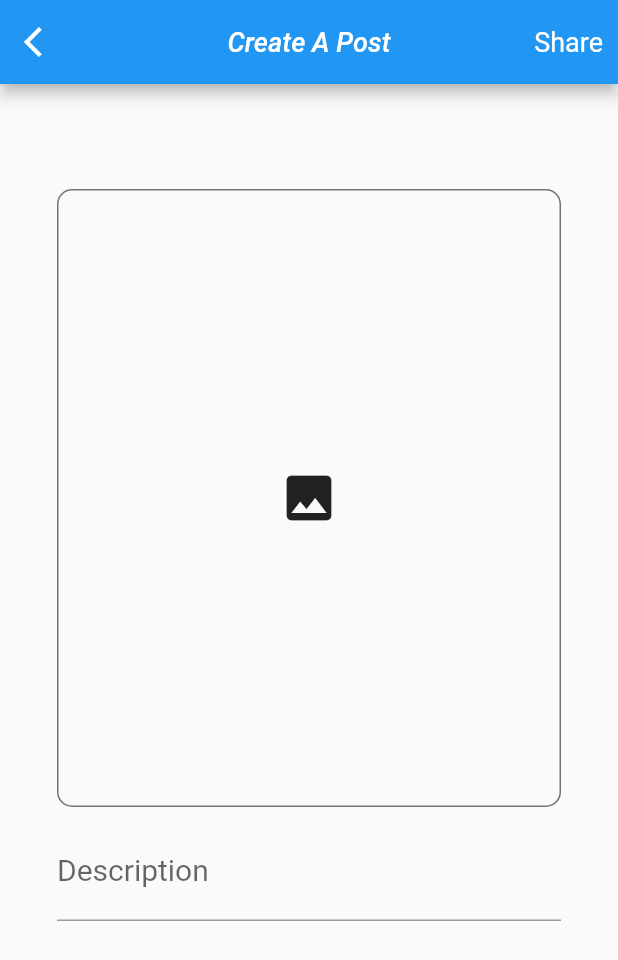
After one commit to Tushar-OP/The_Food_Story, a Flutter app: the Home screen opened directly, after a tap on the "add" icon, on a phone screen of 412 x 824 dp. The commit adds this screen. Shown: the top 960 px of the screen. Run offline on Flutter 3.47's test engine with Material 2 defaults, Android fonts, the phone set to English and light mode, and no system bars; our stand-ins replace cloud_firestore, firebase_auth, firebase_storage, google_fonts, image_cropper, image_picker and 3 more; accounts and stored records are empty.

Commit message:
- Can now create post - Made changes to postTile, removed unnecessary data passing - account Info updated, now takes real time data e.g no. of posts, followers, following - added description in postTile

```diff
--- a/lib/screens/account_info.dart
+++ b/lib/screens/account_info.dart
@@ -3,8 +3,6 @@ import 'package:flutter/cupertino.dart';
 import 'package:flutter/material.dart';
 import 'package:provider/provider.dart';
 import 'package:thefoodstory/api/api.dart';
-
-//import 'package:thefoodstory/components/post_tile.dart';
 import 'package:thefoodstory/notifiers/auth_notifier.dart';
 import 'package:thefoodstory/notifiers/post_notifier.dart';
 import 'package:thefoodstory/screens/detail.dart';
@@ -26,7 +24,7 @@ class _AccountInfoState extends State<AccountInfo> {
 
     PostNotifier postNotifier =
         Provider.of<PostNotifier>(context, listen: false);
-    getOwnPosts(postNotifier);
+    getOwnPosts(postNotifier, authNotifier);
     super.initState();
   }
 
@@ -35,9 +33,23 @@ class _AccountInfoState extends State<AccountInfo> {
     AuthNotifier authNotifier =
     Provider.of<AuthNotifier>(context, listen: false);
 
+    final int followersCount = (authNotifier.userDetails.followers == null)
+        ? 0
+        : authNotifier.userDetails.followers.length;
+
+    final int followingCount = (authNotifier.userDetails.following == null)
+        ? 0
+        : authNotifier.userDetails.following.length;
+
+    final int postsCount = (authNotifier.userDetails.posts == null)
+        ? 0
+        : authNotifier.userDetails.posts.length;
+
     PostNotifier postNotifier = Provider.of<PostNotifier>(context);
 
-    Size size = MediaQuery.of(context).size;
+    Size size = MediaQuery
+        .of(context)
+        .size;
 
     return WillPopScope(
       onWillPop: () async {
@@ -76,6 +88,7 @@ class _AccountInfoState extends State<AccountInfo> {
                 mainAxisAlignment: MainAxisAlignment.spaceAround,
                 children: <Widget>[
                   CircleAvatar(
+                    backgroundColor: Colors.transparent,
                     radius: 35.0,
                     child: ClipOval(
                       child: (authNotifier.user.photoUrl != null)
@@ -104,7 +117,7 @@ class _AccountInfoState extends State<AccountInfo> {
                             Column(
                               children: <Widget>[
                                 Text(
-                                  '2349',
+                                  '$postsCount',
                                   style: TextStyle(
                                     fontSize: 16,
                                     fontWeight: FontWeight.w700,
@@ -116,7 +129,7 @@ class _AccountInfoState extends State<AccountInfo> {
                             Column(
                               children: <Widget>[
                                 Text(
-                                  '249',
+                                  '$followersCount',
                                   style: TextStyle(
                                     fontSize: 16,
                                     fontWeight: FontWeight.w700,
@@ -128,7 +141,7 @@ class _AccountInfoState extends State<AccountInfo> {
                             Column(
                               children: <Widget>[
                                 Text(
-                                  '239',
+                                  '$followingCount',
                                   style: TextStyle(
                                     fontSize: 16,
                                     fontWeight: FontWeight.w700,
@@ -157,8 +170,11 @@ class _AccountInfoState extends State<AccountInfo> {
                 ],
               ),
             ),
-            Text(
+            Padding(
+              padding: EdgeInsets.all(10.0),
+              child: Text(
                   'lorem ipsum dolor sit amet, consectetur adipiscing elit. Suspendisse semper, tortor vitae tincidunt laoreet, mauris risus dapibus turpis, ac bibendum diam arcu nec libero. Suspendisse non mauris'),
+            ),
             SizedBox(height: 20),
             Divider(
               color: Colors.grey,
@@ -200,9 +216,12 @@ class _AccountInfoState extends State<AccountInfo> {
                             Navigator.push(
                               context,
                               MaterialPageRoute(
-                                    builder: (context) => Detail(
+                                builder: (context) =>
+                                    Detail(
                                       post: postNotifier.ownPostList[index],
-                                        )));
+                                    ),
+                              ),
+                            );
                           },
                           child: Image.network(
                             postNotifier.ownPostList[index].imageUrl,
--- /dev/null
+++ b/lib/screens/create_post.dart
@@ -0,0 +1,145 @@
+import 'dart:io';
+
+import 'package:flutter/material.dart';
+import 'package:provider/provider.dart';
+import 'package:thefoodstory/api/api.dart';
+import 'package:thefoodstory/models/post.dart';
+import 'package:thefoodstory/notifiers/auth_notifier.dart';
+import 'package:thefoodstory/screens/upload_profile_picture.dart';
+
+class CreatePost extends StatefulWidget {
+  @override
+  _CreatePostState createState() => _CreatePostState();
+}
+
+class _CreatePostState extends State<CreatePost> {
+  final GlobalKey<FormState> _formKey = GlobalKey<FormState>();
+
+  Post _post = Post();
+
+  File image;
+
+  void _submitForm() async {
+    if (!_formKey.currentState.validate()) {
+      return;
+    }
+
+    _formKey.currentState.save();
+
+    AuthNotifier authNotifier =
+        Provider.of<AuthNotifier>(context, listen: false);
+
+    _post.user = authNotifier.user.uid;
+    _post.email = authNotifier.user.email;
+    _post.likes = [];
+
+    createPost(_post, image, authNotifier);
+  }
+
+  @override
+  Widget build(BuildContext context) {
+    Size size = MediaQuery.of(context).size;
+
+    return Scaffold(
+      appBar: AppBar(
+        leading: GestureDetector(
+          onTap: () {
+            Navigator.pop(context);
+          },
+          child: Icon(Icons.arrow_back_ios),
+        ),
+        centerTitle: true,
+        title: Text(
+          'Create A Post',
+          style: TextStyle(
+            fontSize: 18.0,
+            fontWeight: FontWeight.w500,
+            fontStyle: FontStyle.italic,
+          ),
+        ),
+        actions: <Widget>[
+          Padding(
+            padding: EdgeInsets.only(right: 10.0),
+            child: Center(
+              child: GestureDetector(
+                onTap: () {
+                  _submitForm();
+                },
+                child: Text(
+                  'Share',
+                  style: TextStyle(
+                    fontSize: 18.0,
+                  ),
+                ),
+              ),
+            ),
+          ),
+        ],
+      ),
+      body: Container(
+        height: size.height,
+        child: Form(
+          autovalidate: true,
+          key: _formKey,
+          child: SingleChildScrollView(
+            child: Padding(
+              padding: EdgeInsets.fromLTRB(38, 70, 38, 0),
+              child: Column(
+                children: <Widget>[
+                  GestureDetector(
+                    onTap: () async {
+                      final File imageFile = await Navigator.push(
+                        context,
+                        MaterialPageRoute(
+                          builder: (context) => UploadProfilePicture(),
+                        ),
+                      );
+                      setState(() {
+                        image = imageFile;
+                      });
+                    },
+                    child: Container(
+                      decoration: BoxDecoration(
+                        border: Border.all(color: Colors.black54),
+                        borderRadius: BorderRadius.all(Radius.circular(10.0)),
+                      ),
+                      height: size.height / 2,
+                      child: (image != null)
+                          ? ClipRRect(
+                              child: Image.file(
+                                image,
+                                fit: BoxFit.fill,
+                              ),
+                              borderRadius:
+                                  BorderRadius.all(Radius.circular(10.0)),
+                            )
+                          : Center(
+                              child: Icon(
+                                Icons.photo,
+                                size: 40.0,
+                              ),
+                            ),
+                    ),
+                  ),
+                  SizedBox(
+                    height: 10.0,
+                  ),
+                  TextFormField(
+                    decoration: InputDecoration(
+                      labelText: 'Description',
+                    ),
+                    style: TextStyle(fontSize: 20),
+                    cursorColor: Colors.white,
+                    onSaved: (String description) {
+                      _post.description = description;
+                    },
+                  ),
+                ],
+              ),
+            ),
+          ),
+        ),
+      ),
+    );
+  }
+}
--- a/lib/screens/detail.dart
+++ b/lib/screens/detail.dart
@@ -41,9 +41,6 @@ class _DetailState extends State<Detail> {
           ),
         ),
         body: PostTile(
-          userName: widget.post.userName,
-          userDp: widget.post.userDp,
-          imgSrc: widget.post.imageUrl,
           post: widget.post,
         ),
       ),
--- a/lib/screens/favourites.dart
+++ b/lib/screens/favourites.dart
@@ -57,9 +57,6 @@ class _FavouritesState extends State<Favourites> {
                           shrinkWrap: true,
                           itemBuilder: (context, index) {
                             return PostTile(
-                              userName: notifier.savedPostList[index].userName,
-                              userDp: notifier.savedPostList[index].userDp,
-                              imgSrc: notifier.savedPostList[index].imageUrl,
                               post: notifier.savedPostList[index],
                             );
                           },
--- a/lib/screens/feed.dart
+++ b/lib/screens/feed.dart
@@ -1,14 +1,13 @@
 //import 'package:firebase_auth/firebase_auth.dart';
-import 'package:cloud_firestore/cloud_firestore.dart';
 import 'package:flutter/cupertino.dart';
 import 'package:flutter/material.dart';
 import 'package:flutter/widgets.dart';
 import 'package:google_fonts/google_fonts.dart';
 import 'package:provider/provider.dart';
+import 'package:thefoodstory/api/api.dart';
 import 'package:thefoodstory/components/post_tile.dart';
-import 'package:thefoodstory/notifiers/auth_notifier.dart';
 import 'package:thefoodstory/notifiers/post_notifier.dart';
-import 'package:thefoodstory/api/api.dart';
+import 'package:thefoodstory/screens/create_post.dart';
 
 class Feed extends StatefulWidget {
   @override
@@ -58,6 +57,7 @@ class _FeedState extends State<Feed> {
           : (notifier.globalPostList.isEmpty)
               ? Center(child: CircularProgressIndicator())
               : Column(
+        mainAxisAlignment: MainAxisAlignment.start,
                   children: <Widget>[
                     Expanded(
                       child: (notifier.globalPostList.isEmpty)
@@ -66,11 +66,6 @@ class _FeedState extends State<Feed> {
                               shrinkWrap: true,
                               itemBuilder: (context, index) {
                                 return PostTile(
-                                  userName:
-                                      notifier.globalPostList[index].userName,
-                                  userDp: notifier.globalPostList[index].userDp,
-                                  imgSrc:
-                                      notifier.globalPostList[index].imageUrl,
                                   post: notifier.globalPostList[index],
                                 );
                               },
@@ -83,6 +78,17 @@ class _FeedState extends State<Feed> {
           ),
         ],
       ),
+      floatingActionButton: FloatingActionButton(
+        child: Icon(Icons.add),
+        onPressed: () {
+          Navigator.push(
+            context,
+            MaterialPageRoute(
+              builder: (context) => CreatePost(),
+            ),
+          );
+        },
+      ),
     );
   }
 }
--- a/lib/screens/home.dart
+++ b/lib/screens/home.dart
@@ -29,7 +29,7 @@ class _HomeState extends State<Home> {
               Tab(icon: Icon(Icons.home)),
               Tab(icon: Icon(Icons.search)),
               Tab(icon: Icon(Icons.favorite_border)),
-              Tab(icon: Icon(Icons.account_circle)),
+              Tab(icon: Icon(Icons.perm_identity)),
             ],
             unselectedLabelColor: Colors.grey,
             labelColor: Colors.blue,
--- a/pubspec.yaml
+++ b/pubspec.yaml
@@ -37,6 +37,7 @@ dependencies:
   image_picker: ^0.6.7+4
   image_cropper: ^1.2.3
   transparent_image: ^1.0.0
+  random_string: ^2.1.0
 
 
 
```
Also changed, not shown: lib/api/api.dart (+70 -79 lines), lib/components/post_tile.dart (+17 -14 lines), lib/models/post.dart (+13 -0 lines), pubspec.lock. Lines whose indentation alone changed are shown as unchanged.
